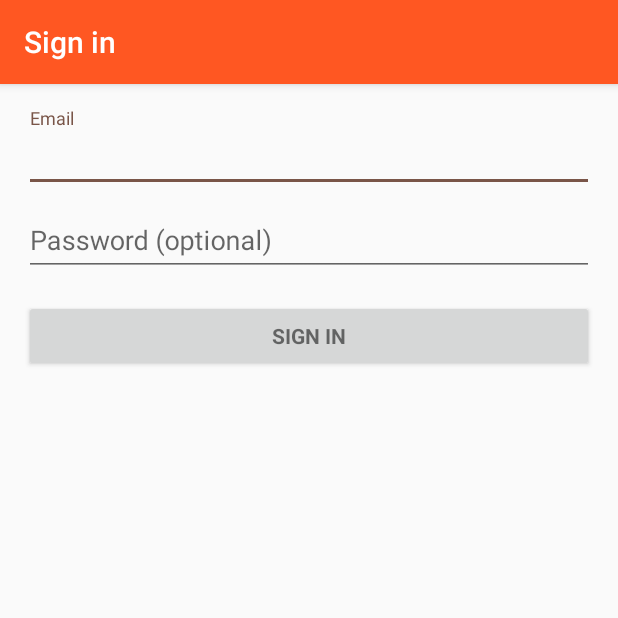
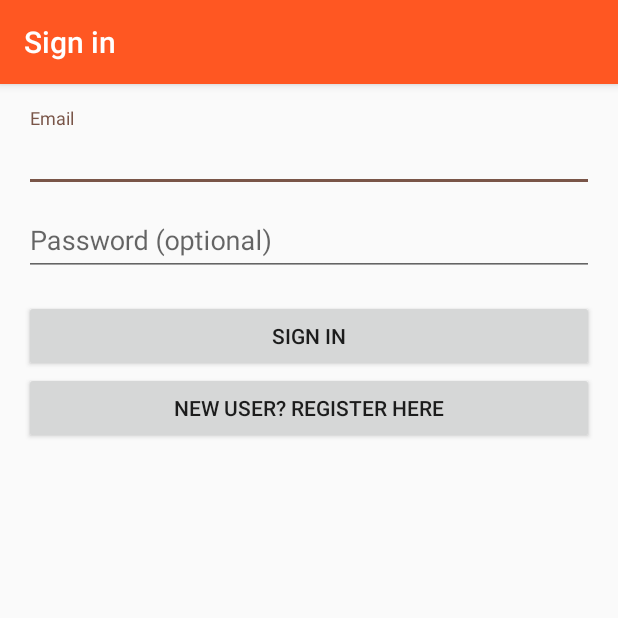
Before and after one commit to hyerania/Vizion, an Android app: the screen it shows after launch (LoginActivity), on a phone screen of 412 x 824 dp, the top half of it. Run offline under Robolectric (Android 15) with nearby library versions, the phone set to English and light mode, and no system bars; 2 statements that could not run were skipped.

Commit message:
Implemented registration page

```diff
--- a/src/app/VizionApp/app/src/main/AndroidManifest.xml
+++ b/src/app/VizionApp/app/src/main/AndroidManifest.xml
@@ -39,7 +39,10 @@
             android:label="@string/users_access" />
         <activity
             android:name=".AddUserAccess"
-            android:label="@string/add_users"></activity>
+            android:label="@string/add_users" />
+        <activity
+            android:name=".Register"
+            android:label="@string/action_register"></activity>
     </application>
 
 </manifest>
--- a/src/app/VizionApp/app/src/main/java/csce462/vizionapp/LoginActivity.java
+++ b/src/app/VizionApp/app/src/main/java/csce462/vizionapp/LoginActivity.java
@@ -62,6 +62,7 @@ public class LoginActivity extends AppCompatActivity implements LoaderCallbacks<
     private EditText mPasswordView;
     private View mProgressView;
     private View mLoginFormView;
+    private Button btnRegister;
 
     @Override
     protected void onCreate(Bundle savedInstanceState) {
@@ -94,6 +95,14 @@ public class LoginActivity extends AppCompatActivity implements LoaderCallbacks<
 
         mLoginFormView = findViewById(R.id.login_form);
         mProgressView = findViewById(R.id.login_progress);
+
+        btnRegister = (Button) findViewById(R.id.btnRegister);
+        btnRegister.setOnClickListener(new View.OnClickListener(){
+            public void onClick(View v){
+                Intent intent = new Intent(LoginActivity.this, Register.class);
+                startActivity(intent);
+            }
+        });
     }
 
     private void populateAutoComplete() {
--- a/src/app/VizionApp/app/src/main/res/layout/activity_login.xml
+++ b/src/app/VizionApp/app/src/main/res/layout/activity_login.xml
@@ -59,18 +59,24 @@
                     android:imeOptions="actionUnspecified"
                     android:inputType="textPassword"
                     android:maxLines="1"
-                    android:singleLine="true" />
+                    android:singleLine="false" />
 
             </android.support.design.widget.TextInputLayout>
 
             <Button
                 android:id="@+id/email_sign_in_button"
-                style="?android:textAppearanceSmall"
+                style="?attr/buttonStyle"
                 android:layout_width="match_parent"
                 android:layout_height="wrap_content"
                 android:layout_marginTop="16dp"
-                android:text="@string/action_sign_in_short"
-                android:textStyle="bold" />
+                android:text="@string/action_sign_in_short" />
+
+            <Button
+                android:id="@+id/btnRegister"
+                android:layout_width="match_parent"
+                android:layout_height="wrap_content"
+                android:layout_weight="1"
+                android:text="New User? Register Here" />
 
         </LinearLayout>
 
--- a/src/app/VizionApp/app/src/main/res/values/strings.xml
+++ b/src/app/VizionApp/app/src/main/res/values/strings.xml
@@ -10,7 +10,7 @@
     <!-- Strings related to login -->
     <string name="prompt_email">Email</string>
     <string name="prompt_password">Password (optional)</string>
-    <string name="action_sign_in">Sign in or register</string>
+    <string name="action_register">Register</string>
     <string name="action_sign_in_short">Sign in</string>
     <string name="error_invalid_email">This email address is invalid</string>
     <string name="error_invalid_password">This password is too short</string>
```
Also changed, not shown: src/app/VizionApp/app/src/main/java/csce462/vizionapp/Register.java (added, +35 -0 lines), src/app/VizionApp/app/src/main/res/layout/activity_register.xml (added, +68 -0 lines), src/app/VizionApp/build.gradle (+9 -1 lines).
